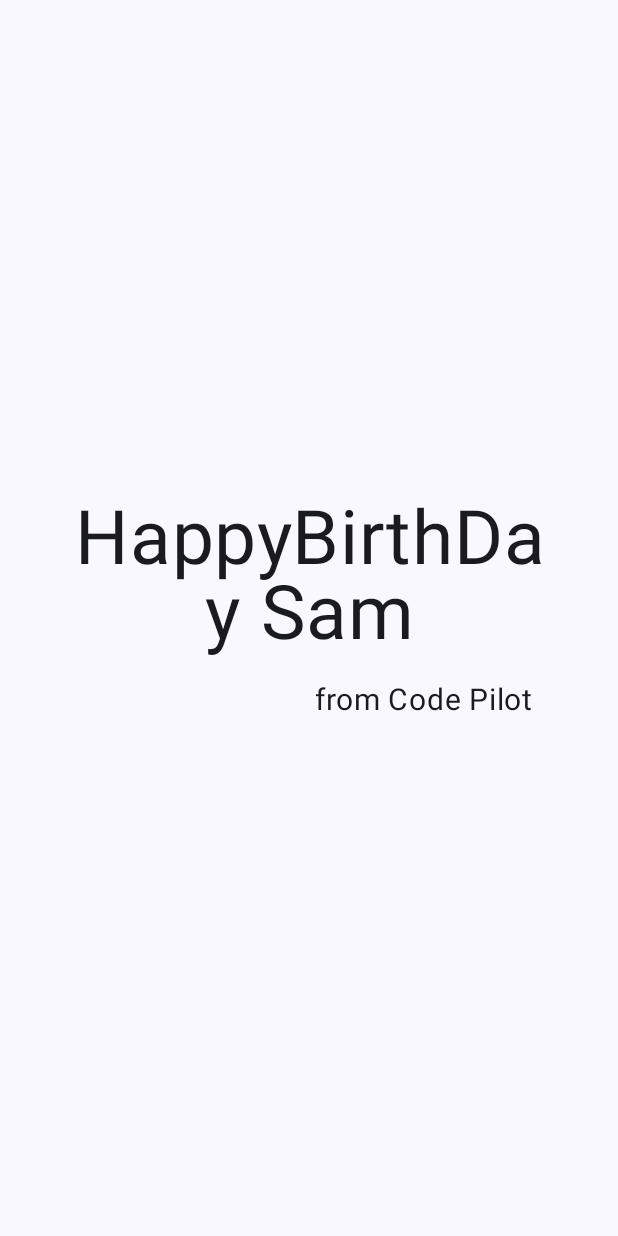
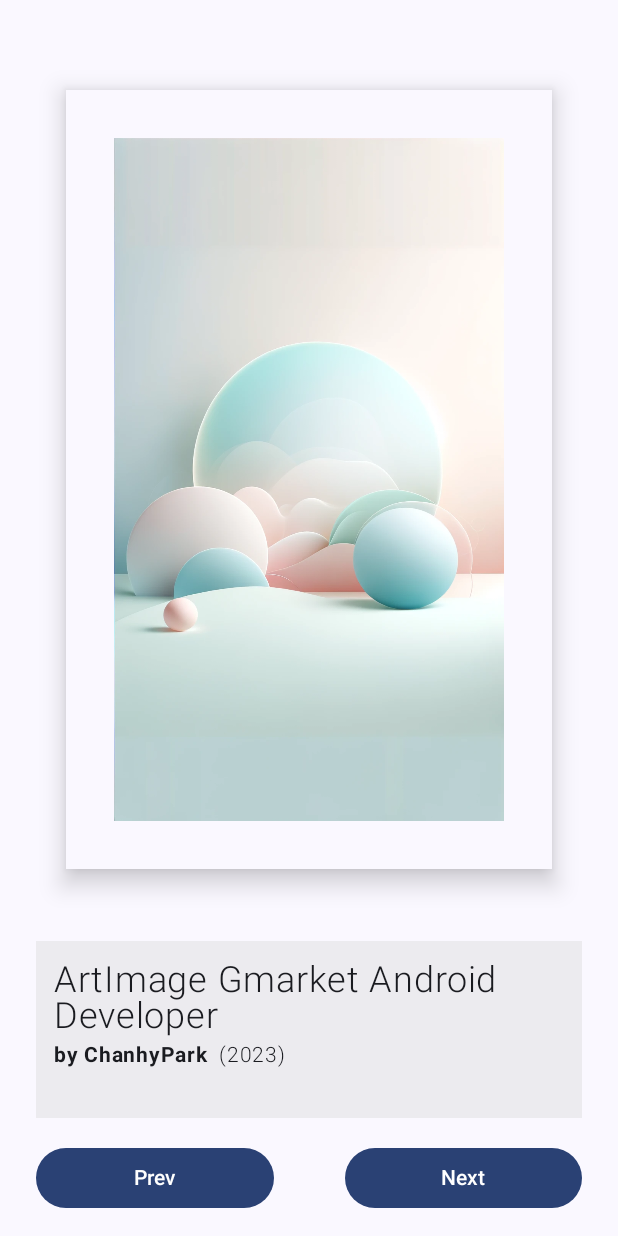
Before and after one commit to ggulcy/ComposeCodeLab, an Android app built with Jetpack Compose: the screen it shows after launch (MainActivity), on a phone screen of 412 x 824 dp. Run offline under Robolectric (Android 15) with nearby library versions, the phone set to English and light mode, and no system bars.

Commit message:
[Codelab Tutorial] ArtSpace앱 구현

```diff
--- a/app/src/main/java/com/example/composecodelab/MainActivity.kt
+++ b/app/src/main/java/com/example/composecodelab/MainActivity.kt
@@ -1,21 +1,40 @@
 package com.example.composecodelab
 
 import android.os.Bundle
+import android.util.Log
 import androidx.activity.ComponentActivity
 import androidx.activity.compose.setContent
+import androidx.annotation.DrawableRes
+import androidx.compose.foundation.Image
+import androidx.compose.foundation.background
 import androidx.compose.foundation.layout.Arrangement
-import androidx.compose.foundation.layout.Box
 import androidx.compose.foundation.layout.Column
 import androidx.compose.foundation.layout.Row
+import androidx.compose.foundation.layout.Spacer
 import androidx.compose.foundation.layout.fillMaxSize
+import androidx.compose.foundation.layout.fillMaxWidth
 import androidx.compose.foundation.layout.padding
+import androidx.compose.foundation.layout.safeDrawingPadding
+import androidx.compose.foundation.rememberScrollState
+import androidx.compose.foundation.verticalScroll
+import androidx.compose.material3.Button
 import androidx.compose.material3.MaterialTheme
 import androidx.compose.material3.Surface
 import androidx.compose.material3.Text
 import androidx.compose.runtime.Composable
+import androidx.compose.runtime.getValue
+import androidx.compose.runtime.mutableStateOf
+import androidx.compose.runtime.remember
+import androidx.compose.runtime.setValue
 import androidx.compose.ui.Alignment
 import androidx.compose.ui.Modifier
-import androidx.compose.ui.text.style.TextAlign
+import androidx.compose.ui.graphics.painter.Painter
+import androidx.compose.ui.res.colorResource
+import androidx.compose.ui.res.painterResource
+import androidx.compose.ui.text.SpanStyle
+import androidx.compose.ui.text.buildAnnotatedString
+import androidx.compose.ui.text.font.FontWeight
+import androidx.compose.ui.text.withStyle
 import androidx.compose.ui.tooling.preview.Preview
 import androidx.compose.ui.unit.dp
 import androidx.compose.ui.unit.sp
@@ -31,45 +50,150 @@
                     modifier = Modifier.fillMaxSize(),
                     color = MaterialTheme.colorScheme.background
                 ) {
-                    GreetingText(message = "HappyBirthDay Sam", from = "from Code Pilot")
+                    ArtSpace()
                 }
             }
         }
     }
 }
 
+@Composable
+fun ArtSpace(modifier: Modifier = Modifier) {
+    var imgIdx by remember { mutableStateOf(0) }
+    val painter = painterResource(id = getImageFromIdx(idx = imgIdx))
+    val descriptions = getDescription(idx = imgIdx)
+
+    Column(
+        modifier = Modifier
+            .fillMaxSize()
+            .safeDrawingPadding()
+            .verticalScroll(rememberScrollState())
+            .padding(start = 24.dp, end = 24.dp),
+        horizontalAlignment = Alignment.CenterHorizontally
+    ) {
+        ArtImage(
+            painter = painter,
+            modifier = Modifier
+                .weight(8f)
+                .padding(top = 60.dp, bottom = 48.dp)
+        )
+        DescriptionText(
+            descriptions = descriptions,
+            modifier = Modifier
+                .weight(1.5f)
+        )
+        ButtonLayout(
+            modifier = Modifier.weight(1f),
+            prevClick = {
+                if(imgIdx >= 0) imgIdx -= 1
+                else imgIdx = 4
+            },
+            nextClick = {
+                imgIdx = (imgIdx+1)%5
+            }
+        )
+    }
+}
+@DrawableRes
+fun getImageFromIdx(idx: Int): Int {
+    return when (idx) {
+        0 -> R.drawable.art_image_1
+        1 -> R.drawable.art_image_2
+        2 -> R.drawable.art_image_3
+        3 -> R.drawable.art_image_4
+        else -> R.drawable.art_image_5
+    }
+}
+
+fun getDescription(idx: Int): Pair<String, String> {
+    return when (idx) {
+        0 -> Pair("ArtImage Gmarket Android Developer", "by ChanhyPark")
+        1 -> Pair("ArtImage Apple", "by USA")
+        2 -> Pair("ArtImage Tesla", "by USA")
+        3 -> Pair("ArtImage MSFT", "by USA")
+        else -> Pair("ArtImage SAMSUNG", "by KOREA")
+    }
+}
 
 @Composable
-fun GreetingText(message: String, from: String, modifier: Modifier = Modifier) {
-    Column (
-        //GreetingText Element를 vertical을 Center로 정해주고 (부모 세로기준 가운데 위치하도록)
-        verticalArrangement = Arrangement.Center,
-        //GreetingText와 parent view간의 padding간격을 설정해준다
-        modifier = modifier.padding(40.dp)
-    ){
+fun ArtImage(
+    painter: Painter,
+    modifier: Modifier = Modifier
+) {
+    Surface(
+        modifier = modifier,
+        shadowElevation = 10.dp
+    ) {
+        Image(
+            painter = painter,
+            contentDescription = null,
+            modifier = Modifier.padding(32.dp)
+        )
+    }
+}
+
+@Composable
+fun DescriptionText(descriptions: Pair<String, String>, modifier: Modifier = Modifier) {
+    Column(
+        modifier = modifier
+            .background(colorResource(id = R.color.light_gray))
+            .fillMaxSize()
+            .padding(12.dp)
+    ) {
         Text(
-            text = message,
-            fontSize = 50.sp,
-            lineHeight = 50.sp,
-            //텍스트 Element의 정렬을 Center로 맞춰준다
-            textAlign = TextAlign.Center
+            text = descriptions.first,
+            fontSize = 24.sp,
+            fontWeight = FontWeight.Light
         )
         Text(
-            text = from,
-            fontSize = 20.sp,
-            lineHeight = 20.sp,
-            //padding과 End정렬 적용
-            modifier = Modifier
-                .padding(16.dp)
-                .align(alignment = Alignment.End)
+            text = buildAnnotatedString {
+                withStyle(
+                    style = SpanStyle(
+                        fontWeight = FontWeight.Bold,
+                        fontSize = 14.sp
+                    )
+                ) {
+                    append(descriptions.second)
+                }
+                withStyle(
+                    style = SpanStyle(
+                        fontWeight = FontWeight.Light,
+                        fontSize = 14.sp
+                    )
+                ) {
+                    append("  (2023)")
+                }
+            }
         )
+    }
+}
+
+@Composable
+fun ButtonLayout(
+    prevClick: () -> Unit,
+    nextClick: () -> Unit,
+    modifier: Modifier = Modifier
+) {
+    Row(
+        modifier = modifier
+            .fillMaxWidth()
+            .padding(top = 16.dp, bottom = 8.dp),
+        horizontalArrangement = Arrangement.SpaceBetween
+    ) {
+        Button(modifier = Modifier.weight(1f), onClick = prevClick) {
+            Text("Prev")
+        }
+        Spacer(modifier = Modifier.weight(0.3f))
+        Button(modifier = Modifier.weight(1f), onClick = nextClick) {
+            Text("Next")
+        }
     }
 }
 
 @Preview(showBackground = true)
 @Composable
-fun BirthDayCardPreview() {
+fun ArtImage() {
     ComposeCodelabTheme {
-        GreetingText(message = "Happy BirthDay", "From CodePilot")
+        ArtSpace()
     }
 }
--- a/app/src/main/res/values/colors.xml
+++ b/app/src/main/res/values/colors.xml
@@ -7,4 +7,6 @@
     <color name="teal_700">#FF018786</color>
     <color name="black">#FF000000</color>
     <color name="white">#FFFFFFFF</color>
+    <color name="light_gray">#88E1E1E1</color>
+
 </resources>
```
Also changed, not shown: app/src/main/res/drawable/art_image_1.png (added), app/src/main/res/drawable/art_image_3.png (added), 3 other files.
